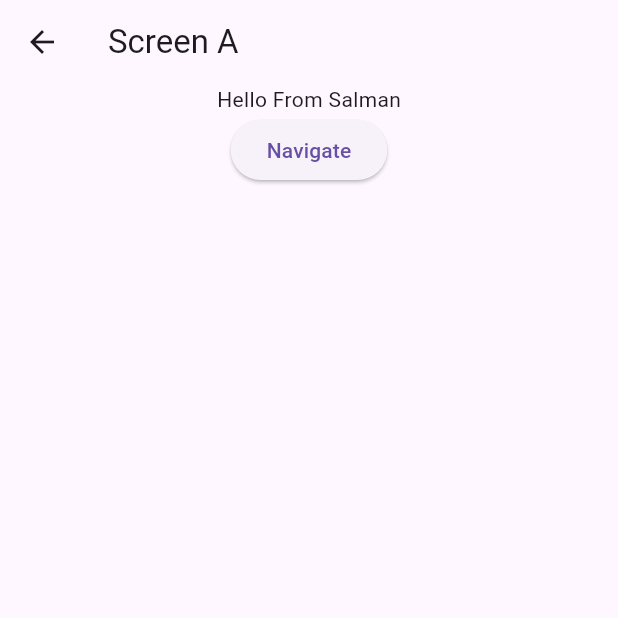
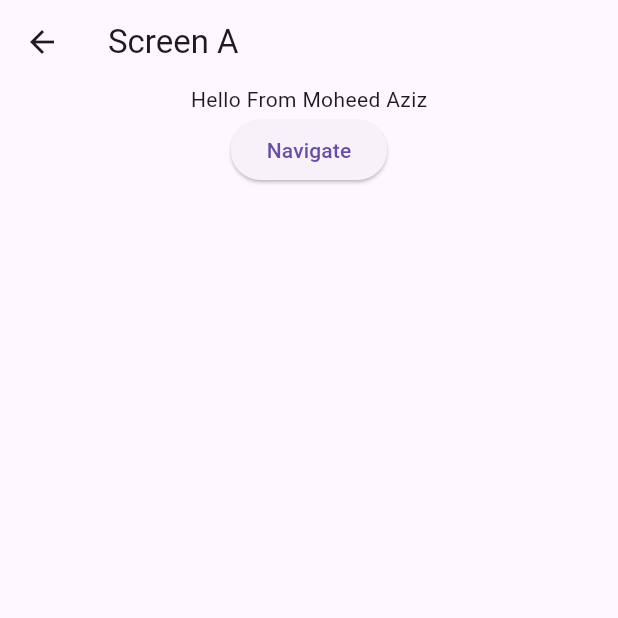
Before and after one commit to moheed25/Go-router-in-Flutter, a Flutter app: the ScreenA screen opened by its route, on a phone screen of 412 x 824 dp, the top half of it. Run offline on Flutter 3.47's test engine with Material 3 defaults, Android fonts, the phone set to English and light mode, and no system bars; our stand-ins replace go_router.

Commit message:
change name

```diff
--- a/router_go_flutter/lib/Learning-1/screen_a.dart
+++ b/router_go_flutter/lib/Learning-1/screen_a.dart
@@ -19,7 +19,7 @@ class ScreenA extends StatelessWidget {
       body: Column(
         children: [
           Center(
-            child: Text("Hello From Salman"),
+            child: Text("Hello From Moheed Aziz"),
           ),
           Center(
        child: ElevatedButton(
--- a/router_go_flutter/lib/Learning-2/pages/home.dart
+++ b/router_go_flutter/lib/Learning-2/pages/home.dart
@@ -29,7 +29,7 @@ class Home extends StatelessWidget {
               onPressed: () {
                 GoRouter.of(context)
                     .pushNamed(MyAppRouteConstants.profileRouteName, pathParameters: {
-                  'username': 'Akshit Madan',
+                  'username': 'Moheed Aziz',
                   'userid': 'uhfhfhfdghfk'
                 });
               },
```
